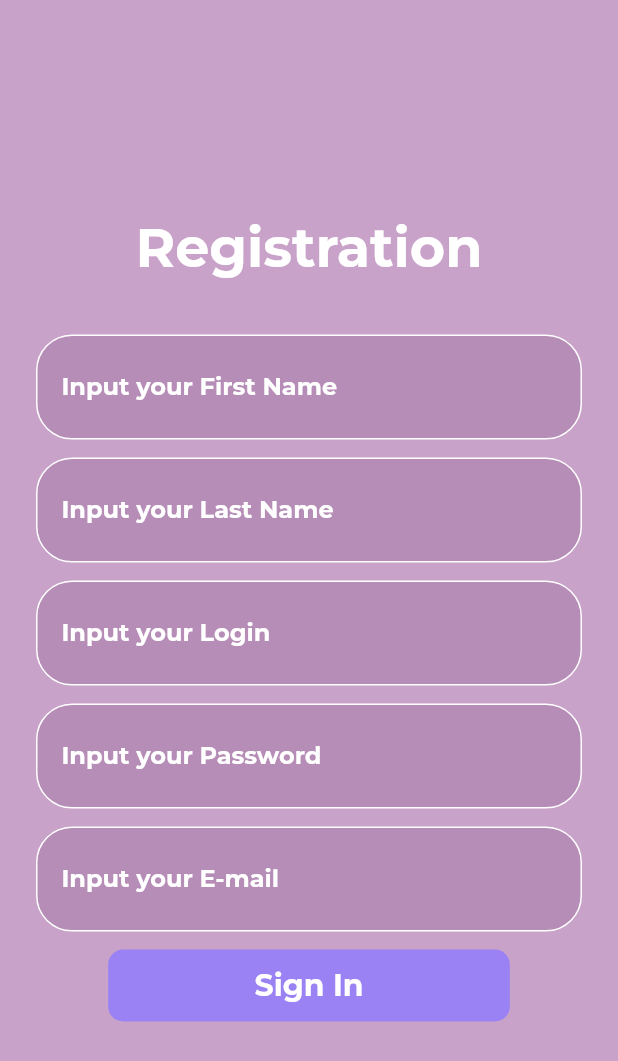
After one commit to Rozumisty/Pocket-Fridge, a Flutter app: the RegistrationPage screen opened directly, after a tap on "Sign In", on a phone screen of 412 x 824 dp. The commit adds this screen. Shown: the top 1061 px of the screen. Run offline on Flutter 3.47's test engine with Material 2 defaults, Android fonts, the phone set to English and light mode, and no system bars; our stand-ins replace google_nav_bar; network calls fail; project files that could hold a hidden picture were left out.

Commit message:
third_commit

```diff
--- a/lib/headerfooter/headerfooter.dart
+++ b/lib/headerfooter/headerfooter.dart
@@ -3,6 +3,7 @@ import 'package:pocket_fridge/styles/textsStyle.dart';
 import 'package:google_nav_bar/google_nav_bar.dart';
 import 'package:pocket_fridge/pages/home.dart';
 import 'package:pocket_fridge/pages/recipes.dart';
+
 
 class PocketHeader extends StatelessWidget implements PreferredSizeWidget {
   final Color backgroundColor;
--- /dev/null
+++ b/lib/pages/registration.dart
@@ -0,0 +1,274 @@
+import 'package:flutter/material.dart';
+import 'package:http/http.dart' as http;
+import 'package:pocket_fridge/styles/textsStyle.dart';
+
+
+
+void testPost(data) async {
+    final url = 'http://26.136.102.158:8080/addUser?firstName=' + data['firstName'] +  '&lastName=' + data['lastName'] + '&login=' + data['Login'] + '&password=' + data['Password']  +'&email=' + data['Email'];
+    print('URL: $url');
+
+
+    var response = await http.post(Uri.parse(url),
+    headers: {
+      "Accept": "application/json",
+      "Content-Type": "application/x-www-form-urlencoded"
+        },
+        body: data
+    );
+
+    if (response.statusCode == 200) {
+    print('POST request successful');
+    print('Response data: ${response.body}');
+  } else {
+    print('POST request failed with status: ${response.statusCode}');
+  }
+}
+
+
+void postData(data) async {
+
+final uri = Uri(
+  scheme: 'http', // or 'https' if it's an HTTPS endpoint
+  host: '26.136.102.158',
+  port: 8080,
+  path: '/addUser',
+  queryParameters: {
+    'firstName': data['firstName'],
+    'lastName': data['lastName'],
+    'login': data['Login'],
+    'password': data['Password'],
+    'email': data['Email'],
+  },
+);
+
+print('URL: $uri');
+
+  // Виконання POST-запиту
+  var response = await http.post(
+    uri
+  );
+
+  // Обробка відповіді
+  if (response.statusCode == 200) {
+    print('POST request successful');
+    print('Response data: ${response.body}');
+  } else {
+    print('POST request failed with status: ${response.statusCode}');
+  }
+}
+
+// void getUser(int id) async {
+//   final uri = Uri(
+//     scheme: 'http', // or 'https' if it's an HTTPS endpoint
+//     host: '26.136.102.158',
+//     port: 8080,
+//     path: '/user',
+//     queryParameters: {
+//       'id': id.toString(), // Перетворення цілого числа в рядок
+//     },
+//   );
+
+//   var response = await http.get(uri);
+
+//   // Обробка відповіді
+//   if (response.statusCode == 200) {
+//     print('GET request successful');
+//     print('Response data: ${response.body}');
+//   } else {
+//     print('GET request failed with status: ${response.statusCode}');
+//   }
+// }
+
+
+
+class RegistrationPage extends StatefulWidget {
+  const RegistrationPage({Key? key}) : super(key: key);
+
+
+  @override
+  State<RegistrationPage> createState() => _RegistrationPageState();
+}
+
+class _RegistrationPageState extends State<RegistrationPage> {
+
+final Color loginbackground = const Color.fromARGB(255, 200, 162, 200);
+
+TextEditingController firstnamecont = TextEditingController();
+TextEditingController lastnamecont = TextEditingController();
+TextEditingController logincont = TextEditingController();
+TextEditingController passwordcont = TextEditingController();
+TextEditingController emailcont = TextEditingController();
+
+  @override
+  Widget build(BuildContext context) {
+    return  Scaffold(
+      backgroundColor: loginbackground,
+      body:  SafeArea(
+        child: Center(
+          child: SingleChildScrollView(
+            child: Column(
+              mainAxisAlignment: MainAxisAlignment.start,
+              children: [
+                const Text("Registration",style: textStyleH1,),
+                const SizedBox(height: 36,),
+                 Padding(
+                  padding: const EdgeInsets.symmetric(horizontal: 24.0),
+                  child: Container(
+                    decoration: BoxDecoration(
+                      color: const Color.fromARGB(255, 182, 141, 182),
+                      border: Border.all(
+                        color: const Color.fromARGB(255, 255, 255, 255),
+                      ),
+                      borderRadius: BorderRadius.circular(24),
+                    ),
+                    child: TextFormField( // First Name FIELD
+                      controller: firstnamecont,
+                      style: textStyleInput,
+                      decoration: const InputDecoration(
+                        contentPadding: EdgeInsets.all(16.0),
+                        border: InputBorder.none,
+                        hintStyle: textStyleInput,
+                        labelText: "Input your First Name",
+                        labelStyle: textStyleInput,
+                      ),
+                    ),
+                  ),
+                ),
+                const SizedBox(
+                  height: 12,
+                ),
+                 Padding(
+                  padding: const EdgeInsets.symmetric(horizontal: 24.0),
+                  child: Container(
+                    decoration: BoxDecoration(
+                      color: const Color.fromARGB(255, 182, 141, 182),
+                      border: Border.all(
+                        color: const Color.fromARGB(255, 255, 255, 255),
+                      ),
+                      borderRadius: BorderRadius.circular(24),
+                    ),
+                    child: TextFormField( // Last Name FIELD
+                      controller: lastnamecont,
+                      style: textStyleInput,
+                      decoration: const InputDecoration(
+                        contentPadding: EdgeInsets.all(16.0),
+                        border: InputBorder.none,
+                        hintStyle: textStyleInput,
+                        labelText: "Input your Last Name",
+                        labelStyle: textStyleInput,
+                      ),
+                    ),
+                  ),
+                ),
+                const SizedBox(
+                  height: 12,
+                ),
+                Padding(
+                  padding: const EdgeInsets.symmetric(horizontal: 24.0),
+                  child: Container(
+                    decoration: BoxDecoration(
+                      color: const Color.fromARGB(255, 182, 141, 182),
+                      border: Border.all(
+                        color: const Color.fromARGB(255, 255, 255, 255),
+                      ),
+                      borderRadius: BorderRadius.circular(24),
+                    ),
+                    child: TextFormField(
+                      controller: logincont, // LOGIN FIELD
+                      style: textStyleInput,
+                      decoration: const InputDecoration(
+                        contentPadding: EdgeInsets.all(16.0),
+                        border: InputBorder.none,
+                        hintStyle: textStyleInput,
+                        labelText: "Input your Login",
+                        labelStyle: textStyleInput,
+                      ),
+                    ),
+                  ),
+                ),
+                const SizedBox(
+                  height: 12,
+                ),
+                Padding(
+                  padding: const EdgeInsets.symmetric(horizontal: 24.0),
+                  child: Container(
+                    decoration: BoxDecoration(
+                      color: const Color.fromARGB(255, 182, 141, 182),
+                      border: Border.all(
+                        color: const Color.fromARGB(255, 255, 255, 255),
+                      ),
+                      borderRadius: BorderRadius.circular(24),
+                    ),
+                    child: TextFormField(
+                      controller: passwordcont, // Password FIELD
+                      style: textStyleInput,
+                      decoration: const InputDecoration(
+                        contentPadding: EdgeInsets.all(16.0),
+                        border: InputBorder.none,
+                        hintStyle: textStyleInput,
+                        labelText: "Input your Password",
+                        labelStyle: textStyleInput,
+                      ),
+                    ),
+                  ),
+                ),
+                const SizedBox(
+                  height: 12,
+                ),
+                Padding(
+                  padding: const EdgeInsets.symmetric(horizontal: 24.0),
+                  child: Container(
+                    decoration: BoxDecoration(
+                      color: const Color.fromARGB(255, 182, 141, 182),
+                      border: Border.all(
+                        color: const Color.fromARGB(255, 255, 255, 255),
+                      ),
+                      borderRadius: BorderRadius.circular(24),
+                    ),
+                    child: TextFormField(
+                      controller: emailcont, // E-mail FIELD
+                      style: textStyleInput,
+                      decoration: const InputDecoration(
+                        contentPadding: EdgeInsets.all(16.0),
+                        border: InputBorder.none,
+                        hintStyle: textStyleInput,
+                        labelText: "Input your E-mail",
+                        labelStyle: textStyleInput,
+                      ),
+                    ),
+                  ),
+                ),
+                const SizedBox(
+                  height: 12,
+                ),
+                TextButton(
+                onPressed: () {
+                  String firstName = firstnamecont.text;
+                  String lastName = lastnamecont.text;
+                  String login = logincont.text;
+                  String password = passwordcont.text;
+                  String email = emailcont.text;
+                  var data = {"firstName":firstName,"lastName":lastName,"Login":login,"Password":password,"Email":email};
+                //   postData(data);
+                  testPost(data);
+                },
+                style: TextButton.styleFrom(
+                  backgroundColor: const Color.fromARGB(205, 144, 122, 255),
+                  minimumSize:
+                      Size(MediaQuery.of(context).size.width * 0.65, 40),
+                  padding: const EdgeInsets.all(12),
+                  shape: RoundedRectangleBorder(
+                    borderRadius: BorderRadius.circular(10),
+                  ),
+                ),
+                child: const Text('Sign In', style: textStyleSign),
+              ),
+              ],
+            ),
+          ),
+        ),
+      ),
+      );
+  }
+}
--- a/pubspec.yaml
+++ b/pubspec.yaml
@@ -36,6 +36,8 @@ dependencies:
   # Use with the CupertinoIcons class for iOS style icons.
   cupertino_icons: ^1.0.2
   google_nav_bar: ^5.0.6
+  http: ^0.13.3
+  # camera: ^0.10.5+5
 
 dev_dependencies:
   flutter_test:
```
Also changed, not shown: lib/pages/addproduct.dart (added, +249 -0 lines), lib/pages/home.dart (+16 -0 lines), lib/pages/login.dart (+25 -7 lines), lib/styles/textsStyle.dart (+8 -0 lines), pubspec.lock.
